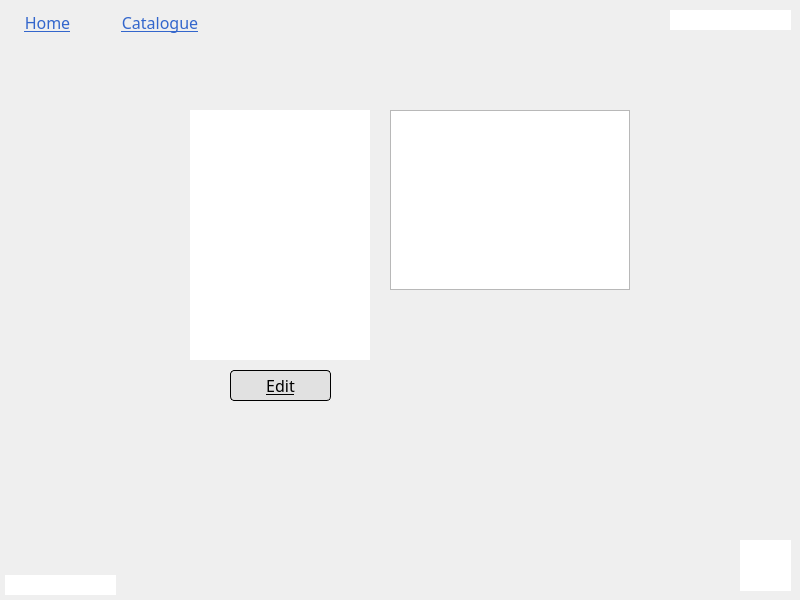
This is admin_book_view_screen.ui in MrCooperGit/Assessment-2_Library-Management-System as Qt 5 draws it before an edit. The edited form follows.
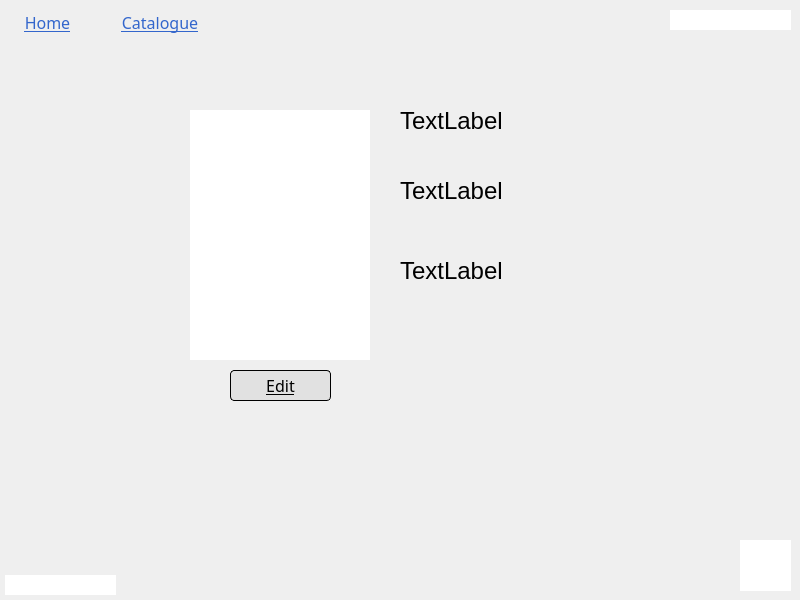
This is the edited form.

Commit message: Completed main functionality of admin book view screen

Patch:
```diff
--- a/admin_book_view_screen.ui
+++ b/admin_book_view_screen.ui
@@ -72,16 +72,6 @@
     <string>Edit</string>
    </property>
   </widget>
-  <widget class="QTextEdit" name="textEdit_bookDetails">
-   <property name="geometry">
-    <rect>
-     <x>390</x>
-     <y>110</y>
-     <width>240</width>
-     <height>180</height>
-    </rect>
-   </property>
-  </widget>
   <widget class="QLabel" name="label_username">
    <property name="geometry">
     <rect>
@@ -188,6 +178,60 @@
     <set>Qt::AlignLeading|Qt::AlignLeft|Qt::AlignVCenter</set>
    </property>
   </widget>
+  <widget class="QLabel" name="label_bookTitle">
+   <property name="geometry">
+    <rect>
+     <x>400</x>
+     <y>100</y>
+     <width>371</width>
+     <height>41</height>
+    </rect>
+   </property>
+   <property name="font">
+    <font>
+     <pointsize>18</pointsize>
+    </font>
+   </property>
+   <property name="text">
+    <string>TextLabel</string>
+   </property>
+  </widget>
+  <widget class="QLabel" name="label_bookAuthor">
+   <property name="geometry">
+    <rect>
+     <x>400</x>
+     <y>180</y>
+     <width>371</width>
+     <height>21</height>
+    </rect>
+   </property>
+   <property name="font">
+    <font>
+     <pointsize>18</pointsize>
+    </font>
+   </property>
+   <property name="text">
+    <string>TextLabel</string>
+   </property>
+  </widget>
+  <widget class="QLabel" name="label_bookID">
+   <property name="geometry">
+    <rect>
+     <x>400</x>
+     <y>260</y>
+     <width>371</width>
+     <height>21</height>
+    </rect>
+   </property>
+   <property name="font">
+    <font>
+     <pointsize>18</pointsize>
+    </font>
+   </property>
+   <property name="text">
+    <string>TextLabel</string>
+   </property>
+  </widget>
  </widget>
  <resources/>
  <connections/>
```
The commit also changes 4 other files.
